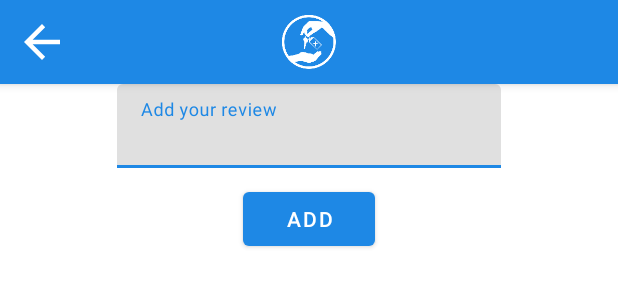
After one commit to ValeriuLanga/Collective_Project_934, an Android app: the layout fragment_add_review.xml on its own in the app's theme, with its tools: preview values and no code run, on a phone screen of 412 x 824 dp. The commit adds this screen. Shown: the top 300 px of the screen. Run offline under Robolectric (Android 15) with nearby library versions, the phone set to English and light mode, and no system bars.

Commit message:
Implemented add review screen

```diff
--- /dev/null
+++ b/ItemRental-Android/app/src/main/res/layout/fragment_add_review.xml
@@ -0,0 +1,91 @@
+<?xml version="1.0" encoding="utf-8"?>
+<androidx.constraintlayout.widget.ConstraintLayout xmlns:android="http://schemas.android.com/apk/res/android"
+    xmlns:app="http://schemas.android.com/apk/res-auto"
+    android:layout_width="match_parent"
+    android:layout_height="match_parent">
+
+    <com.google.android.material.appbar.AppBarLayout
+        android:id="@+id/addAppBarLayout"
+        android:layout_width="match_parent"
+        android:layout_height="?android:attr/actionBarSize"
+        app:layout_constraintTop_toTopOf="parent">
+
+        <androidx.appcompat.widget.Toolbar
+            android:id="@+id/addToolbar"
+            android:layout_width="match_parent"
+            android:layout_height="match_parent"
+            app:contentInsetStart="0dp">
+
+            <androidx.constraintlayout.widget.ConstraintLayout
+                android:layout_width="match_parent"
+                android:layout_height="match_parent">
+
+                <androidx.appcompat.widget.AppCompatImageView
+                    android:id="@+id/addBackButton"
+                    android:layout_width="?android:attr/actionBarSize"
+                    android:layout_height="0dp"
+                    android:padding="10dp"
+                    android:src="@drawable/ic_arrow_back"
+                    android:tint="@color/white"
+                    app:layout_constraintBottom_toBottomOf="parent"
+                    app:layout_constraintStart_toStartOf="parent"
+                    app:layout_constraintTop_toTopOf="parent" />
+
+                <androidx.appcompat.widget.AppCompatImageView
+                    android:layout_width="wrap_content"
+                    android:layout_height="wrap_content"
+                    android:src="@mipmap/ic_logo_foreground"
+                    android:tint="@color/white"
+                    app:layout_constraintBottom_toBottomOf="parent"
+                    app:layout_constraintEnd_toEndOf="parent"
+                    app:layout_constraintStart_toStartOf="parent"
+                    app:layout_constraintTop_toTopOf="parent" />
+            </androidx.constraintlayout.widget.ConstraintLayout>
+        </androidx.appcompat.widget.Toolbar>
+    </com.google.android.material.appbar.AppBarLayout>
+
+    <ScrollView
+        android:layout_width="match_parent"
+        android:layout_height="0dp"
+        android:fillViewport="true"
+        app:layout_constraintBottom_toBottomOf="parent"
+        app:layout_constraintTop_toBottomOf="@id/addAppBarLayout">
+
+        <androidx.constraintlayout.widget.ConstraintLayout
+            android:layout_width="match_parent"
+            android:layout_height="wrap_content">
+
+            <com.google.android.material.textfield.TextInputLayout
+                android:id="@+id/addReviewInput"
+                android:layout_width="wrap_content"
+                android:layout_marginTop="30dp"
+                android:layout_height="wrap_content"
+                app:layout_constraintEnd_toEndOf="parent"
+                app:layout_constraintStart_toStartOf="parent"
+                app:layout_constraintVertical_chainStyle="packed"
+                app:layout_constraintBottom_toTopOf="@id/addReviewButton">
+
+                <com.google.android.material.textfield.TextInputEditText
+                    android:id="@+id/addReviewEditText"
+                    android:layout_width="256dp"
+                    android:layout_height="wrap_content"
+                    android:hint="@string/add_review"
+                    android:inputType="textCapSentences"
+                    android:maxLength="200"
+                    android:maxLines="10" />
+            </com.google.android.material.textfield.TextInputLayout>
+
+            <!--TODO add rating-->
+
+            <com.google.android.material.button.MaterialButton
+                android:id="@+id/addReviewButton"
+                android:layout_width="wrap_content"
+                android:layout_height="wrap_content"
+                android:layout_marginTop="10dp"
+                app:layout_constraintEnd_toEndOf="parent"
+                app:layout_constraintStart_toStartOf="parent"
+                android:text="@string/add"
+                app:layout_constraintTop_toBottomOf="@id/addReviewInput" />
+        </androidx.constraintlayout.widget.ConstraintLayout>
+    </ScrollView>
+</androidx.constraintlayout.widget.ConstraintLayout>
--- a/ItemRental-Android/app/src/main/res/values/strings.xml
+++ b/ItemRental-Android/app/src/main/res/values/strings.xml
@@ -33,7 +33,7 @@
     <!-- Rentable Item List -->
     <string name="category_separation">%s » %s</string>
 
-    <!-- Add -->
+    <!-- Add Rentable Item -->
     <string name="title">Title</string>
     <string name="category">Category : </string>
     <string name="usage_type">Usage Type</string>
@@ -45,4 +45,8 @@
     <string name="button_rent">Rent</string>
     <string name="button_see_reviews">See reviews</string>
     <string name="other_items_message">Other items from this user:</string>
+
+    <!-- Add Review -->
+    <string name="add_review">Add your review</string>
+
 </resources>
```
